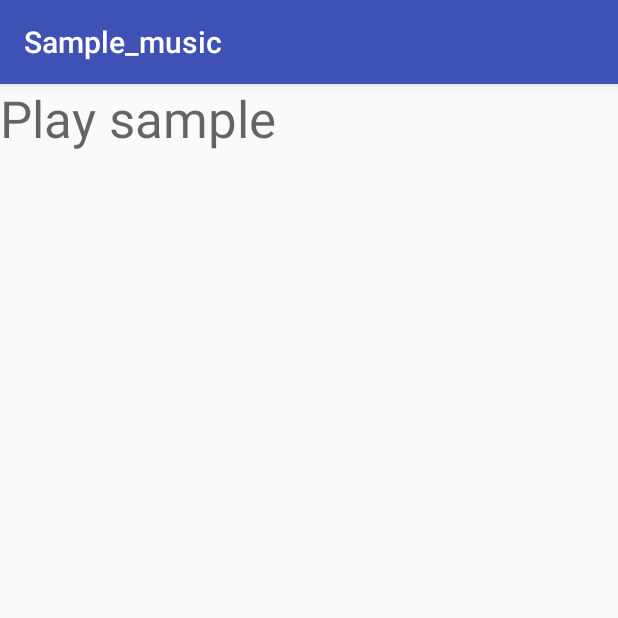
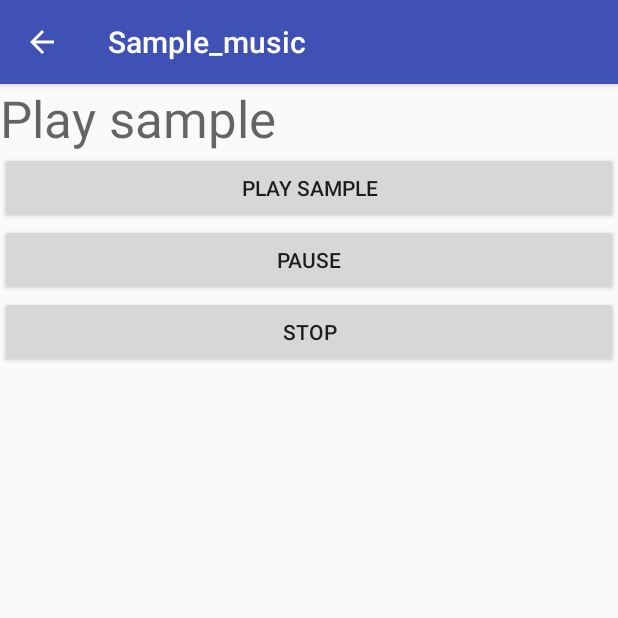
Before and after one commit to sharmavivek223/music-app, an Android app: the SampleMusic screen opened directly, with no data from a screen before it, on a phone screen of 412 x 824 dp, the top half of it. Run offline under Robolectric (Android 15) with nearby library versions, the phone set to English and light mode, and no system bars.

Commit message:
SampleMusicPlayer

```diff
--- a/app/src/main/java/com/example/user/musicapp/SampleMusic.java
+++ b/app/src/main/java/com/example/user/musicapp/SampleMusic.java
@@ -1,3 +1,4 @@
+
         package com.example.user.musicapp;
 
         import android.content.Context;
@@ -6,10 +7,13 @@ import android.media.MediaPlayer;
         import android.support.v7.app.AppCompatActivity;
         import android.os.Bundle;
         import android.view.View;
+        import android.widget.Button;
 
         public class SampleMusic extends AppCompatActivity {
     private MediaPlayer mp;
     private AudioManager mAudioManager;
+    private Button b2;
+    private Button b3;
 
     AudioManager.OnAudioFocusChangeListener afChangeListener =
             new AudioManager.OnAudioFocusChangeListener() {
@@ -19,6 +23,7 @@ private AudioManager mAudioManager;
                         // temporarily stolen, but will be back soon.
                         // i.e. for a phone call
                         mp.pause();
+
                     } else if (focusChange == AudioManager.AUDIOFOCUS_LOSS) {
                         // Stop playback, because you lost the Audio Focus.
                         // i.e. the user started some other playback app
@@ -33,7 +38,10 @@ private AudioManager mAudioManager;
                         // i.e. for notifications or navigation directions
                         // Depending on your audio playback, you may prefer to
                         // pause playback here instead. You do you.
-                    } else if (focusChange == AudioManager.AUDIOFOCUS_GAIN) {
+
+                    } else if (focusChange == AudioManager.AUDIOFOCUS_GAIN ||
+                            focusChange==AudioManager.AUDIOFOCUS_GAIN_TRANSIENT ||
+                            focusChange==AudioManager.AUDIOFOCUS_GAIN_TRANSIENT_EXCLUSIVE) {
                         // Resume playback, because you hold the Audio Focus
                         // again!
                         // i.e. the phone call ended or the nav directions
@@ -46,13 +54,13 @@ private AudioManager mAudioManager;
                 }
             };
 
-
+/*
     @Override
     protected void onStop() {
         super.onStop();
         releaseMediaPlayer();
     }
-
+*/
     @Override
     protected void onCreate(Bundle savedInstanceState) {
         super.onCreate(savedInstanceState);
@@ -60,9 +68,43 @@ private AudioManager mAudioManager;
 
         mAudioManager=(AudioManager)getSystemService(Context.AUDIO_SERVICE);
 
-
+        Button b1=(Button)findViewById(R.id.button1);
+        b1.setOnClickListener(new View.OnClickListener() {
+            @Override
+            public void onClick(View view) {
+                releaseMediaPlayer();
+                int result=mAudioManager.requestAudioFocus(afChangeListener,AudioManager.STREAM_MUSIC,AudioManager.AUDIOFOCUS_GAIN);
+                if(result==AudioManager.AUDIOFOCUS_REQUEST_GRANTED)
+                {
+                    //  mAudioManager.registerMediaButtonEventReceiver(RemoteController);
+                    mp=MediaPlayer.create(SampleMusic.this,R.raw.sample2);
+                    mp.start();
+                    mp.setOnCompletionListener(new MediaPlayer.OnCompletionListener() {
+                        public void onCompletion(MediaPlayer mp1) {
+                            releaseMediaPlayer();// finish current activity
+                        }
+                    });
 
                 }
+            }
+        });
+b2=(Button)findViewById(R.id.button2);
+b2.setOnClickListener(new View.OnClickListener() {
+    @Override
+    public void onClick(View view) {
+        mp.pause();
+    }
+});
+        b3=(Button)findViewById(R.id.button3);
+        b3.setOnClickListener(new View.OnClickListener() {
+            @Override
+            public void onClick(View view) {
+                mp.stop();
+                releaseMediaPlayer();
+            }
+        });
+
+    } //end of onCreate method
 //AudioManager.OnAudioFocusChangeListener();
 
     public void playSample(View view)
@@ -75,11 +117,7 @@ private AudioManager mAudioManager;
             mp=MediaPlayer.create(this,R.raw.sample2);
             mp.start();
 
-            mp.setOnCompletionListener(new MediaPlayer.OnCompletionListener() {
-                public void onCompletion(MediaPlayer mp1) {
-                    releaseMediaPlayer();// finish current activity
-                }
-            });
+
 
         }
 
--- a/app/src/main/res/layout/activity_sample_music.xml
+++ b/app/src/main/res/layout/activity_sample_music.xml
@@ -4,6 +4,7 @@
     xmlns:tools="http://schemas.android.com/tools"
     android:layout_width="match_parent"
     android:layout_height="match_parent"
+    android:orientation="vertical"
     tools:context="com.example.user.musicapp.SampleMusic">
 
     <TextView
@@ -15,4 +16,23 @@
         android:onClick="playSample"
         tools:layout_editor_absoluteX="0dp"
         tools:layout_editor_absoluteY="0dp" />
+
+    <Button
+        android:id="@+id/button1"
+        android:layout_width="match_parent"
+        android:layout_height="wrap_content"
+        android:text="@string/play_sample" />
+
+    <Button
+        android:id="@+id/button2"
+        android:layout_width="match_parent"
+        android:layout_height="wrap_content"
+        android:text="@string/pause" />
+
+    <Button
+        android:id="@+id/button3"
+        android:layout_width="match_parent"
+        android:layout_height="wrap_content"
+        android:text="@string/stop" />
+
 </LinearLayout>
--- a/app/src/main/res/values/strings.xml
+++ b/app/src/main/res/values/strings.xml
@@ -3,4 +3,6 @@
     <string name="textview">TextView</string>
     <string name="sample">Sample_music</string>
     <string name="play_sample">Play sample</string>
+    <string name="pause">Pause</string>
+    <string name="stop">Stop</string>
 </resources>
```
Also changed, not shown: app/src/main/AndroidManifest.xml (+6 -1 lines). Lines whose indentation alone changed are shown as unchanged.
